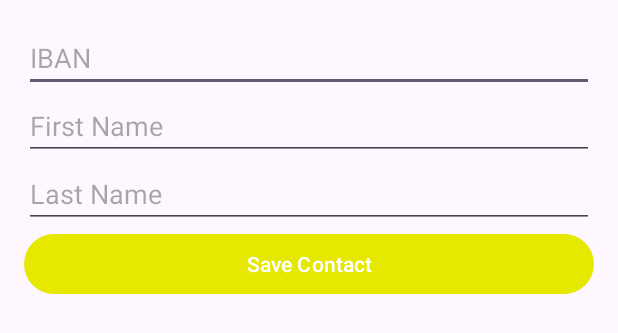
After one commit to jakubJKS/QuickFinance, an Android app: the layout activity_add_contact.xml on its own in the app's theme, with its tools: preview values and no code run, on a phone screen of 412 x 824 dp. The commit adds this screen. Shown: the top 333 px of the screen. Run offline under Robolectric (Android 15) with nearby library versions, the phone set to English and light mode, and no system bars.

Commit message:
oprava bugov, pridanie jednoduchej notifikacie

```diff
--- a/app/build.gradle.kts
+++ b/app/build.gradle.kts
@@ -33,13 +33,14 @@ android {
     kotlinOptions {
         jvmTarget = "1.8"
     }
-    buildFeatures{
+    buildFeatures {
         viewBinding = true
+        dataBinding = true
     }
 }
 
 dependencies {
-    implementation ("com.google.android.material:material:1.3.0")
+    implementation("com.google.android.material:material:1.3.0")
     implementation("androidx.core:core-splashscreen:1.1.0-rc01")
     implementation("androidx.core:core-ktx:1.12.0")
     implementation("androidx.appcompat:appcompat:1.6.1")
--- /dev/null
+++ b/app/src/main/res/drawable/ic_notification.xml
@@ -0,0 +1,5 @@
+<vector android:height="24dp" android:tint="#000000"
+    android:viewportHeight="24" android:viewportWidth="24"
+    android:width="24dp" xmlns:android="http://schemas.android.com/apk/res/android">
+    <path android:fillColor="@android:color/white" android:pathData="M12,22c1.1,0 2,-0.9 2,-2h-4c0,1.1 0.89,2 2,2zM18,16v-5c0,-3.07 -1.64,-5.64 -4.5,-6.32L13.5,4c0,-0.83 -0.67,-1.5 -1.5,-1.5s-1.5,0.67 -1.5,1.5v0.68C7.63,5.36 6,7.92 6,11v5l-2,2v1h16v-1l-2,-2z"/>
+</vector>
--- /dev/null
+++ b/app/src/main/res/layout/activity_add_contact.xml
@@ -0,0 +1,36 @@
+<?xml version="1.0" encoding="utf-8"?>
+<layout xmlns:android="http://schemas.android.com/apk/res/android">
+
+    <data></data>
+
+    <LinearLayout
+        android:layout_width="match_parent"
+        android:layout_height="match_parent"
+        android:orientation="vertical"
+        android:padding="16dp">
+
+        <EditText
+            android:id="@+id/ibanEditText"
+            android:layout_width="match_parent"
+            android:layout_height="wrap_content"
+            android:hint="IBAN" />
+
+        <EditText
+            android:id="@+id/firstNameEditText"
+            android:layout_width="match_parent"
+            android:layout_height="wrap_content"
+            android:hint="First Name" />
+
+        <EditText
+            android:id="@+id/lastNameEditText"
+            android:layout_width="match_parent"
+            android:layout_height="wrap_content"
+            android:hint="Last Name" />
+
+        <Button
+            android:id="@+id/saveContactButton"
+            android:layout_width="match_parent"
+            android:layout_height="wrap_content"
+            android:text="Save Contact" />
+    </LinearLayout>
+</layout>
```
Also changed, not shown: app/src/main/AndroidManifest.xml (+7 -21 lines), app/src/main/java/com/example/loginsignupsql/KontaktyActivity.kt (+1 -17 lines), app/src/main/java/com/example/loginsignupsql/NotificationUtils.kt (added, +52 -0 lines), app/src/main/java/com/example/loginsignupsql/SignupActivity.kt (+25 -1 lines), app/src/main/res/layout/activity_customize_account.xml (+7 -2 lines), app/src/main/res/layout/activity_kontakty.xml (+19 -1 lines), app/src/main/res/layout/activity_kontakty2.xml (added, +9 -0 lines), app/src/main/java/com/example/loginsignupsql/DatabaseHelper.kt (line endings or trailing spaces), app/src/main/java/com/example/loginsignupsql/MainActivity.kt (line endings or trailing spaces), app/src/main/java/com/example/loginsignupsql/OverviewAdapter.kt (line endings or trailing spaces), app/src/main/java/com/example/loginsignupsql/PrehladActivity.kt (line endings or trailing spaces).
